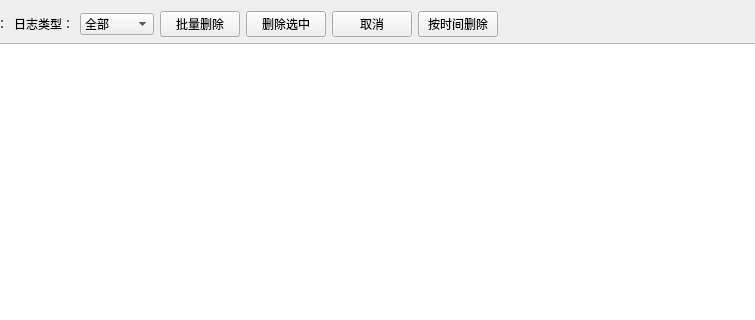
Qt form LogViewer/log_viewer.ui (SanXiaoXing/PyUtilDemos) before a commit; both pictures show x 488 to 1243 and y 0 to 320 of the 1424 by 824 pixel window.
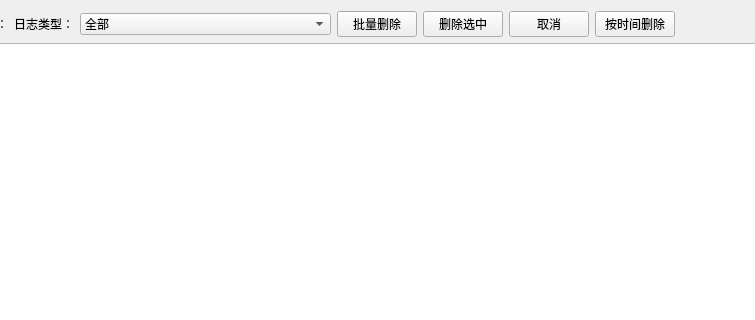
The same form after that commit.

```diff
--- a/LogViewer/log_viewer.ui
+++ b/LogViewer/log_viewer.ui
@@ -51,6 +51,12 @@
        </item>
        <item>
         <widget class="QComboBox" name="comboBox_logType">
+         <property name="sizePolicy">
+          <sizepolicy hsizetype="Expanding" vsizetype="Fixed">
+           <horstretch>0</horstretch>
+           <verstretch>0</verstretch>
+          </sizepolicy>
+         </property>
          <item>
           <property name="text">
            <string>全部</string>
```
Left out of the diff: 12 changed lines with no effect on the pictures.
